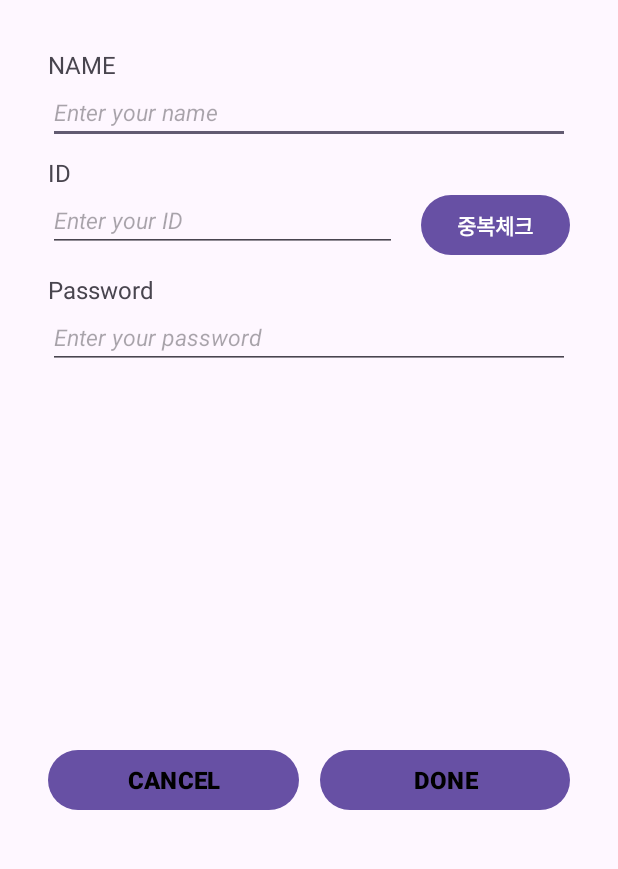
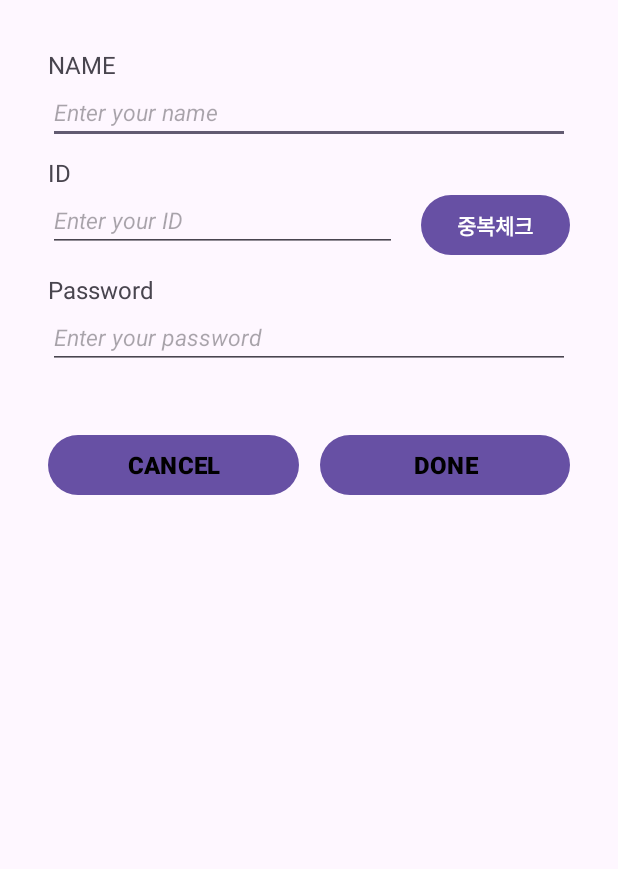
Before and after one commit to dlho1222/Sparta-Week5-Team--SNS, an Android app: the SignUpActivity screen opened directly, with no data from a screen before it, on a phone screen of 412 x 824 dp, the part 360-1229 px from its top. Run offline under Robolectric (Android 15) with nearby library versions, the phone set to English and light mode, and no system bars.

Commit message:
add : 비밀번호 보안, 예외 발생 시 안내메시지

```diff
--- a/app/src/main/java/com/example/sns/MainActivity.kt
+++ b/app/src/main/java/com/example/sns/MainActivity.kt
@@ -1,6 +1,9 @@
 package com.example.sns
 
-import android.os.Bundle
+import android.content.Intent
+import android.os.Bundle    // 삭제
+import android.widget.EditText
+import android.widget.TextView  // 삭제
 import androidx.appcompat.app.AppCompatActivity
 
 class MainActivity : AppCompatActivity() {
--- a/app/src/main/java/com/example/sns/SignUpActivity.kt
+++ b/app/src/main/java/com/example/sns/SignUpActivity.kt
@@ -1,11 +1,54 @@
 package com.example.sns
 
+import android.content.Intent
 import androidx.appcompat.app.AppCompatActivity
 import android.os.Bundle
+import android.widget.Button
+import android.widget.EditText
+import android.widget.Toast
 
 class SignUpActivity : AppCompatActivity() {
+
+//    lateinit var userName:EditText
+//    lateinit var BtnDone:Button
+
     override fun onCreate(savedInstanceState: Bundle?) {
         super.onCreate(savedInstanceState)
         setContentView(R.layout.activity_sign_up)
+
+        // 이름, 이메일, 비밀번호 각 EditText와 연결 / 버튼 연결
+        val user_name = findViewById<EditText>(R.id.et_signUpName)
+        val user_email = findViewById<EditText>(R.id.et_signUpEmail)
+        val user_pw = findViewById<EditText>(R.id.et_signUpPassword)
+
+        //val btn_repeatCheck = findViewById<Button>(R.id.btn_repeatCheck)
+        val btn_cancel = findViewById<Button>(R.id.btn_cancel)
+        val btn_done = findViewById<Button>(R.id.btn_done)
+
+        btn_cancel.setOnClickListener {
+            Toast.makeText(this, "취소하셨습니다", Toast.LENGTH_SHORT).show()
+            finish()
+        }
+
+        btn_done.setOnClickListener {
+            // 이름, 이메일, 비밀번호 데이터 값 (로그인 페이지에 넘겨줄 때 사용)
+            val userName_data = user_name.text.toString()
+            val userEmail_data = user_email.text.toString()
+            val userPw_data = user_pw.text.toString()
+
+            // 이름, 아이디, 비밀번호 값이 없을 경우엔 토스트 외 반응x
+            if (userName_data.trim().isEmpty() || userEmail_data.trim()
+                    .isEmpty() || userPw_data.trim().isEmpty()
+            ) {
+                Toast.makeText(this, "입력되지 않은 정보가 있습니다", Toast.LENGTH_SHORT).show()
+            } else {
+                // 이름 데이터 값 MainActivity에 넘기기
+                val intent = Intent(this, MainActivity::class.java)
+                intent.putExtra("name", userName_data)
+
+                Toast.makeText(this, "회원가입 성공!", Toast.LENGTH_SHORT).show()
+                finish()
+            }
+        }
     }
 }
--- a/app/src/main/res/layout/activity_sign_up.xml
+++ b/app/src/main/res/layout/activity_sign_up.xml
@@ -20,7 +20,7 @@
         app:srcCompat="@drawable/logo2" />
 
     <TextView
-        android:id="@+id/tv_name"
+        android:id="@+id/tv_signUpName"
         android:layout_width="match_parent"
         android:layout_height="wrap_content"
         android:layout_marginTop="32dp"
@@ -31,7 +31,7 @@
         app:layout_constraintTop_toBottomOf="@+id/iv_signUpLogo" />
 
     <EditText
-        android:id="@+id/et_name"
+        android:id="@+id/et_signUpName"
         android:layout_width="match_parent"
         android:layout_height="wrap_content"
         android:hint="Enter your name"
@@ -40,7 +40,7 @@
         android:textStyle="italic"
         app:layout_constraintEnd_toEndOf="parent"
         app:layout_constraintStart_toStartOf="parent"
-        app:layout_constraintTop_toBottomOf="@+id/tv_name" />
+        app:layout_constraintTop_toBottomOf="@+id/tv_signUpName" />
 
     <androidx.constraintlayout.widget.ConstraintLayout
         android:id="@+id/constraintlayout_idCheck"
@@ -49,20 +49,20 @@
         android:layout_marginTop="8dp"
         app:layout_constraintEnd_toEndOf="parent"
         app:layout_constraintStart_toStartOf="parent"
-        app:layout_constraintTop_toBottomOf="@+id/et_name">
+        app:layout_constraintTop_toBottomOf="@+id/et_signUpName">
 
         <TextView
-            android:id="@+id/tv_id"
+            android:id="@+id/tv_signUpEmail"
             android:layout_width="match_parent"
             android:layout_height="wrap_content"
             android:text="ID"
             android:textSize="16sp"
-            app:layout_constraintBottom_toTopOf="@id/et_id"
+            app:layout_constraintBottom_toTopOf="@id/et_signUpEmail"
             app:layout_constraintEnd_toEndOf="parent"
             app:layout_constraintStart_toStartOf="parent" />
 
         <EditText
-            android:id="@+id/et_id"
+            android:id="@+id/et_signUpEmail"
             android:layout_width="0dp"
             android:layout_height="wrap_content"
             android:layout_marginRight="16dp"
@@ -74,7 +74,7 @@
             app:layout_constraintHorizontal_bias="1"
             app:layout_constraintHorizontal_chainStyle="packed"
             app:layout_constraintStart_toStartOf="@id/constraintlayout_idCheck"
-            app:layout_constraintTop_toBottomOf="@+id/tv_id" />
+            app:layout_constraintTop_toBottomOf="@+id/tv_signUpEmail" />
 
         <Button
             android:id="@+id/btn_repeatCheck"
@@ -86,12 +86,12 @@
             app:layout_constraintEnd_toEndOf="@+id/constraintlayout_idCheck"
             app:layout_constraintHorizontal_bias="1"
             app:layout_constraintHorizontal_chainStyle="packed"
-            app:layout_constraintStart_toEndOf="@id/et_id"
-            app:layout_constraintTop_toBottomOf="@id/tv_id" />
+            app:layout_constraintStart_toEndOf="@id/et_signUpEmail"
+            app:layout_constraintTop_toBottomOf="@id/tv_signUpEmail" />
     </androidx.constraintlayout.widget.ConstraintLayout>
 
     <TextView
-        android:id="@+id/tv_password"
+        android:id="@+id/tv_signUpPassword"
         android:layout_width="match_parent"
         android:layout_height="wrap_content"
         android:layout_marginTop="8dp"
@@ -102,7 +102,7 @@
         app:layout_constraintTop_toBottomOf="@+id/constraintlayout_idCheck" />
 
     <EditText
-        android:id="@+id/et_password"
+        android:id="@+id/et_signUpPassword"
         android:layout_width="match_parent"
         android:layout_height="wrap_content"
         android:hint="Enter your password"
@@ -111,19 +111,20 @@
         android:textStyle="italic"
         app:layout_constraintEnd_toEndOf="parent"
         app:layout_constraintStart_toStartOf="parent"
-        app:layout_constraintTop_toBottomOf="@+id/tv_password" />
+        app:layout_constraintTop_toBottomOf="@+id/tv_signUpPassword" />
 
     <androidx.constraintlayout.widget.ConstraintLayout
         android:id="@+id/constraintlayout_bottomBtn"
         android:layout_width="match_parent"
         android:layout_height="0dp"
+        android:layout_marginTop="40dp"
         android:layout_marginBottom="40dp"
-        app:layout_constraintBottom_toBottomOf="parent"
         app:layout_constraintEnd_toEndOf="parent"
-        app:layout_constraintStart_toStartOf="parent">
+        app:layout_constraintStart_toStartOf="parent"
+        app:layout_constraintTop_toBottomOf="@+id/et_signUpPassword">
 
         <Button
-            android:id="@+id/btn_cancle"
+            android:id="@+id/btn_cancel"
             android:layout_width="0dp"
             android:layout_height="wrap_content"
             android:layout_marginRight="14dp"
@@ -147,7 +148,7 @@
             android:textStyle="bold"
             app:layout_constraintEnd_toEndOf="@+id/constraintlayout_bottomBtn"
             app:layout_constraintHorizontal_bias="0.5"
-            app:layout_constraintStart_toEndOf="@id/btn_cancle"
+            app:layout_constraintStart_toEndOf="@id/btn_cancel"
             app:layout_constraintTop_toTopOf="parent" />
 
 
```
Also changed, not shown: app/src/main/java/com/example/sns/SignInActivity.kt (+37 -0 lines), app/src/main/res/layout/activity_sign_in.xml (+11 -12 lines).
